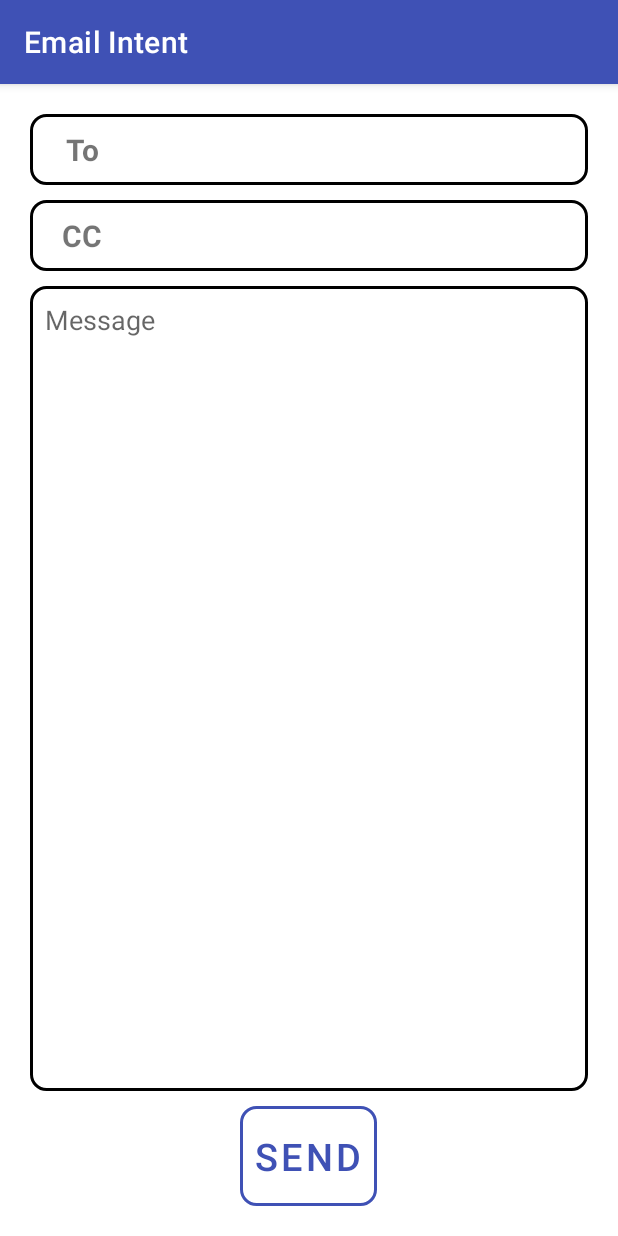
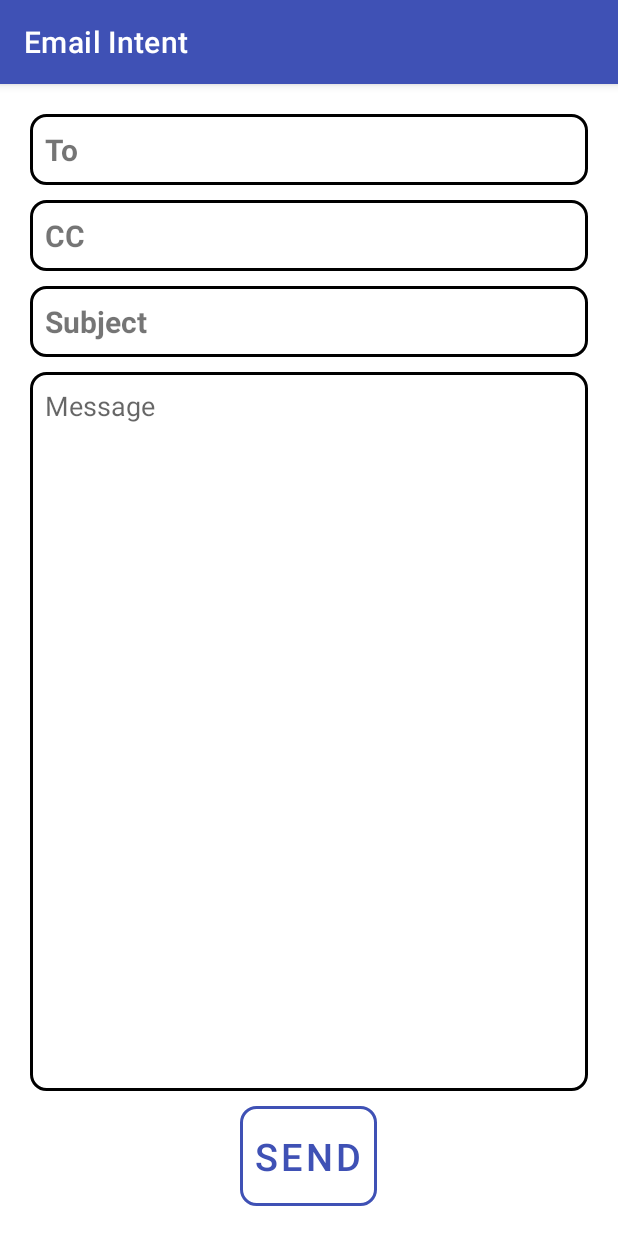
Before and after one commit to noname123321-gif/CommonIntent, an Android app: the EmailActivity screen opened directly, with no data from a screen before it, on a phone screen of 412 x 824 dp. Run offline under Robolectric (Android 15) with nearby library versions, the phone set to English and light mode, and no system bars.

Commit message:
add intents

```diff
--- a/app/src/main/java/com/example/commonintent/EmailActivity.java
+++ b/app/src/main/java/com/example/commonintent/EmailActivity.java
@@ -1,15 +1,59 @@
 package com.example.commonintent;
 
+import android.content.Intent;
+import android.net.Uri;
 import android.os.Bundle;
+import android.view.View;
+import android.widget.Button;
+import android.widget.EditText;
+import android.widget.Toast;
 
 import androidx.annotation.Nullable;
 import androidx.appcompat.app.AppCompatActivity;
 
 public class EmailActivity extends AppCompatActivity {
+
+    private EditText emailEditText, subjectEditText, bodyEditText, ccEditText;
+    private Button sendButton;
+
     @Override
     protected void onCreate(@Nullable Bundle savedInstanceState) {
         super.onCreate(savedInstanceState);
         setContentView(R.layout.activity_email);
         getSupportActionBar().setTitle("Email Intent");
+
+        emailEditText = findViewById(R.id.toEditText);
+        subjectEditText = findViewById(R.id.subjectEditText);
+        bodyEditText = findViewById(R.id.mailEditText);
+        sendButton = findViewById(R.id.sendButton);
+        ccEditText = findViewById(R.id.CCEditText);
+
+        sendButton.setOnClickListener(new View.OnClickListener() {
+            @Override
+            public void onClick(View v) {
+                if (!emailEditText.getText().toString().isEmpty() && !subjectEditText.getText().toString().isEmpty()
+                        && !bodyEditText.getText().toString().isEmpty()) {
+
+                    String [] CCs = ccEditText.getText().toString().split(",");
+
+                    Intent intent = new Intent(Intent.ACTION_SENDTO);
+                    intent.putExtra(Intent.EXTRA_EMAIL, new String[]{emailEditText.getText().toString()});
+                    intent.putExtra(Intent.EXTRA_SUBJECT, subjectEditText.getText().toString());
+                    intent.putExtra(Intent.EXTRA_TEXT, bodyEditText.getText().toString());
+                    intent.putExtra(Intent.EXTRA_CC, CCs);
+                    intent.setData(Uri.parse("mailto:"));
+
+                    if (intent.resolveActivity(getPackageManager()) != null) {
+                        startActivity(intent);
+                    } else {
+                        Toast.makeText(EmailActivity.this, "There is no application that support this action",
+                                Toast.LENGTH_SHORT).show();
+                    }
+                } else {
+                    Toast.makeText(EmailActivity.this, "Please fill all the fields",
+                            Toast.LENGTH_SHORT).show();
+                }
+            }
+        });
     }
 }
--- a/app/src/main/res/layout/activity_email.xml
+++ b/app/src/main/res/layout/activity_email.xml
@@ -16,8 +16,8 @@
         <TextView
             android:layout_width="50dp"
             android:layout_height="wrap_content"
-            android:gravity="center"
             android:textStyle="bold"
+            android:textAlignment="textStart"
             android:text="To"
             android:textSize="20sp" />
         <EditText
@@ -36,10 +36,31 @@
         <TextView
             android:layout_width="50dp"
             android:layout_height="wrap_content"
-            android:gravity="center"
+            android:textAlignment="textStart"
             android:textStyle="bold"
             android:text="CC"
             android:textSize="20sp" />
+        <EditText
+            android:layout_width="match_parent"
+            android:layout_height="wrap_content"
+            android:background="@android:color/transparent"
+            android:id="@+id/CCEditText"/>
+    </LinearLayout>
+    <LinearLayout
+        android:layout_width="match_parent"
+        android:layout_height="wrap_content"
+        android:background="@drawable/round_border"
+        android:padding="10dp"
+        android:layout_marginBottom="10dp">
+
+        <TextView
+            android:layout_width="wrap_content"
+            android:layout_height="wrap_content"
+            android:gravity="center"
+            android:text="Subject"
+            android:textSize="20sp"
+            android:textStyle="bold" />
+
         <EditText
             android:layout_width="match_parent"
             android:layout_height="wrap_content"
@@ -50,7 +71,7 @@
         android:layout_width="match_parent"
         android:layout_height="0dp"
         android:layout_weight="1"
-        android:id="@+id/messageEditText"
+        android:id="@+id/mailEditText"
         android:hint="Message"
         android:padding="10dp"
         android:gravity="top"
```
Also changed, not shown: app/src/main/java/com/example/commonintent/MessageActivity.java (+35 -0 lines).
